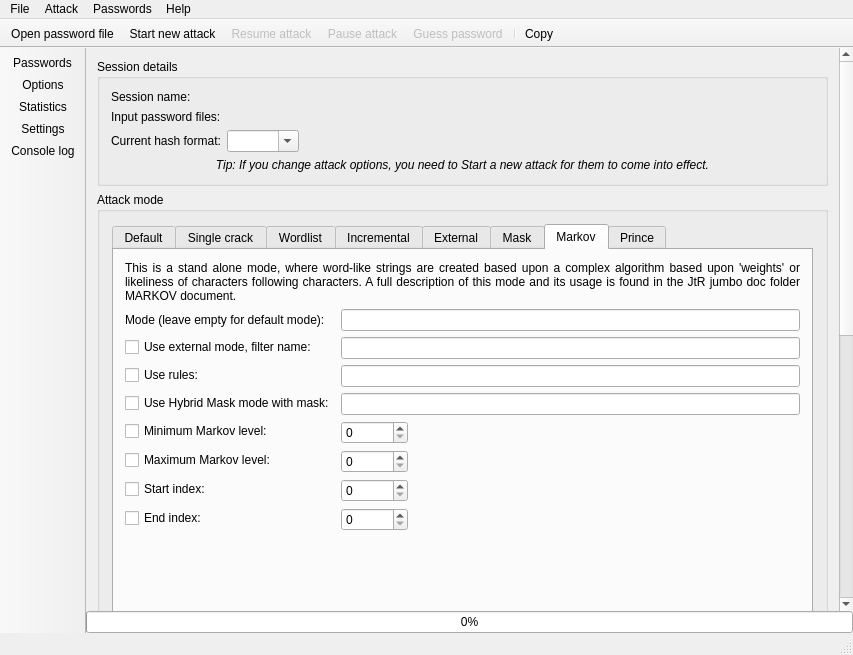
Qt form forms/mainwindow.ui (openwall/johnny) before a commit.
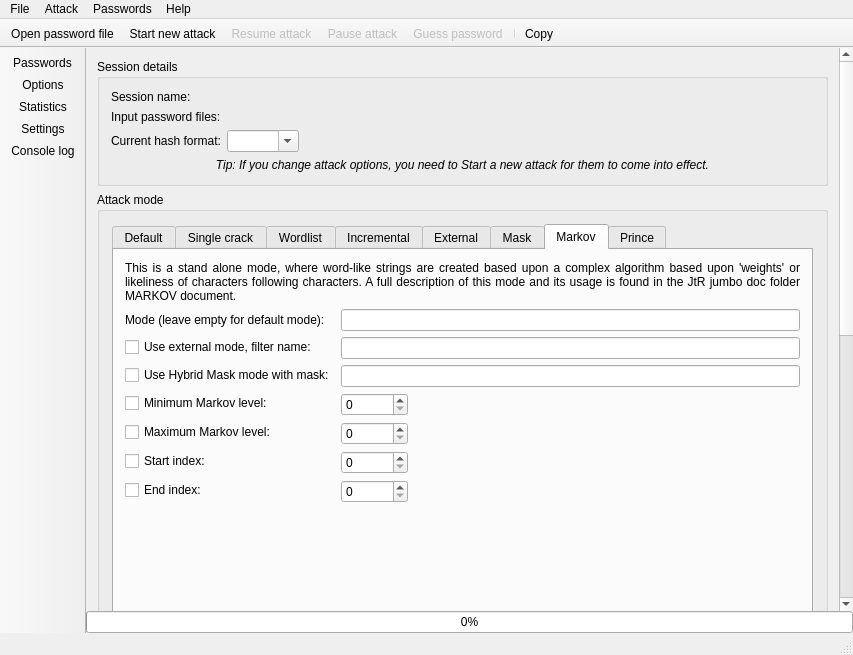
The same form after that commit. The open tabs and pages were chosen to show the change. Icons and pictures are not drawn. Custom widgets are drawn as their Qt base class.

Commit message: Fix #90 . JtR don't support markov rules

Diff of the .ui file:
```diff
--- a/forms/mainwindow.ui
+++ b/forms/mainwindow.ui
@@ -209,8 +209,8 @@
             <rect>
              <x>0</x>
              <y>0</y>
-             <width>892</width>
-             <height>1269</height>
+             <width>741</width>
+             <height>1188</height>
             </rect>
            </property>
            <layout class="QVBoxLayout" name="verticalLayout_5">
@@ -822,92 +822,82 @@
                      <item row="1" column="1">
                       <widget class="QLineEdit" name="lineEditMarkovMode"/>
                      </item>
-                     <item row="5" column="0">
+                     <item row="2" column="0">
+                      <widget class="QCheckBox" name="checkBoxMarkovModeExternalName">
+                       <property name="text">
+                        <string>Use external mode, filter name:</string>
+                       </property>
+                      </widget>
+                     </item>
+                     <item row="2" column="1">
+                      <widget class="QLineEdit" name="lineEditMarkovModeExternalName"/>
+                     </item>
+                     <item row="3" column="0">
+                      <widget class="QCheckBox" name="checkBoxMarkovModeMask">
+                       <property name="text">
+                        <string>Use Hybrid Mask mode with mask:</string>
+                       </property>
+                      </widget>
+                     </item>
+                     <item row="3" column="1">
+                      <widget class="QLineEdit" name="lineEditMarkovModeMask"/>
+                     </item>
+                     <item row="4" column="0">
                       <widget class="QCheckBox" name="checkBoxMarkovModeMinLevel">
                        <property name="text">
                         <string>Minimum Markov level:</string>
                        </property>
                       </widget>
                      </item>
-                     <item row="5" column="1">
+                     <item row="4" column="1">
                       <widget class="QSpinBox" name="spinBoxMarkovModeMinLevel">
                        <property name="maximum">
                         <number>999999999</number>
                        </property>
                       </widget>
                      </item>
-                     <item row="6" column="0">
+                     <item row="5" column="0">
                       <widget class="QCheckBox" name="checkBoxMarkovModeMaxLevel">
                        <property name="text">
                         <string>Maximum Markov level:</string>
                        </property>
                       </widget>
                      </item>
-                     <item row="6" column="1">
+                     <item row="5" column="1">
                       <widget class="QSpinBox" name="spinBoxMarkovModeMaxLevel">
                        <property name="maximum">
                         <number>999999999</number>
                        </property>
                       </widget>
                      </item>
-                     <item row="7" column="0">
+                     <item row="6" column="0">
                       <widget class="QCheckBox" name="checkBoxMarkovModeStartIndex">
                        <property name="text">
                         <string>Start index:</string>
                        </property>
                       </widget>
                      </item>
-                     <item row="7" column="1">
+                     <item row="6" column="1">
                       <widget class="QSpinBox" name="spinBoxMarkovModeStartIndex">
                        <property name="maximum">
                         <number>999999999</number>
                        </property>
                       </widget>
                      </item>
-                     <item row="8" column="1">
-                      <widget class="QSpinBox" name="spinBoxMarkovModeEndIndex">
-                       <property name="maximum">
-                        <number>999999999</number>
-                       </property>
-                      </widget>
-                     </item>
-                     <item row="8" column="0">
+                     <item row="7" column="0">
                       <widget class="QCheckBox" name="checkBoxMarkovModeEndIndex">
                        <property name="text">
                         <string>End index:</string>
                        </property>
                       </widget>
                      </item>
-                     <item row="2" column="0">
-                      <widget class="QCheckBox" name="checkBoxMarkovModeExternalName">
-                       <property name="text">
-                        <string>Use external mode, filter name:</string>
+                     <item row="7" column="1">
+                      <widget class="QSpinBox" name="spinBoxMarkovModeEndIndex">
+                       <property name="maximum">
+                        <number>999999999</number>
                        </property>
                       </widget>
                      </item>
-                     <item row="2" column="1">
-                      <widget class="QLineEdit" name="lineEditMarkovModeExternalName"/>
-                     </item>
-                     <item row="3" column="0">
-                      <widget class="QCheckBox" name="checkBoxMarkovModeRules">
-                       <property name="text">
-                        <string>Use rules:</string>
-                       </property>
-                      </widget>
-                     </item>
-                     <item row="3" column="1">
-                      <widget class="QLineEdit" name="lineEditMarkovModeRules"/>
-                     </item>
-                     <item row="4" column="0">
-                      <widget class="QCheckBox" name="checkBoxMarkovModeMask">
-                       <property name="text">
-                        <string>Use Hybrid Mask mode with mask:</string>
-                       </property>
-                      </widget>
-                     </item>
-                     <item row="4" column="1">
-                      <widget class="QLineEdit" name="lineEditMarkovModeMask"/>
-                     </item>
                     </layout>
                    </item>
                    <item>
```
The commit also changes 1 other file.
